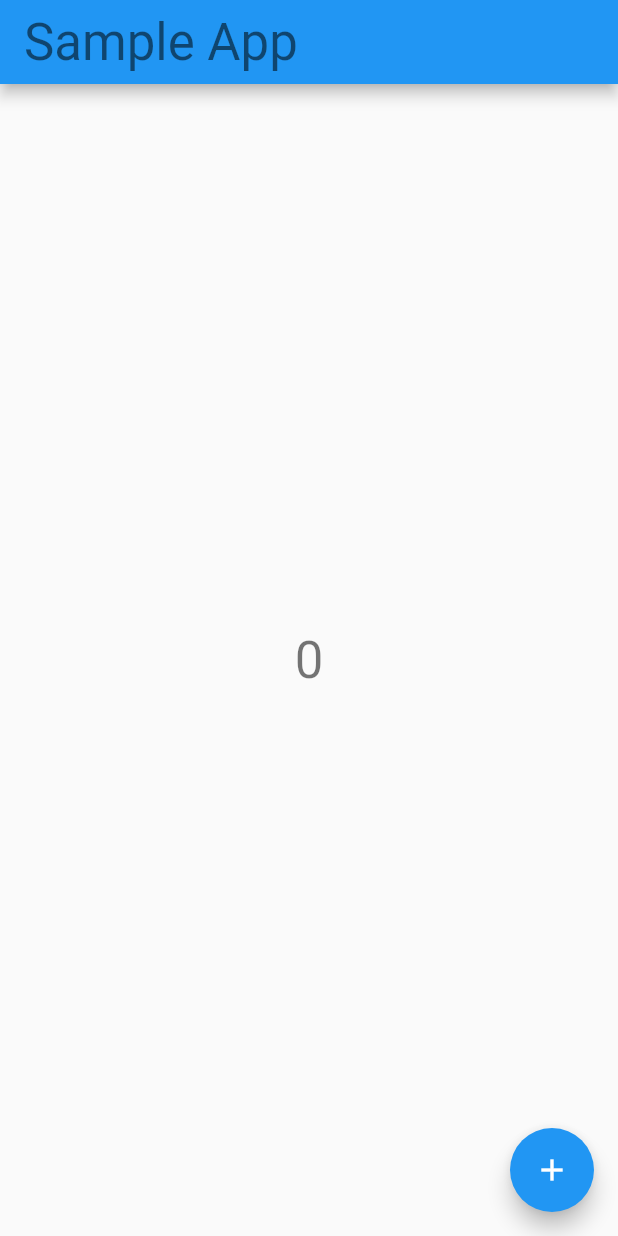
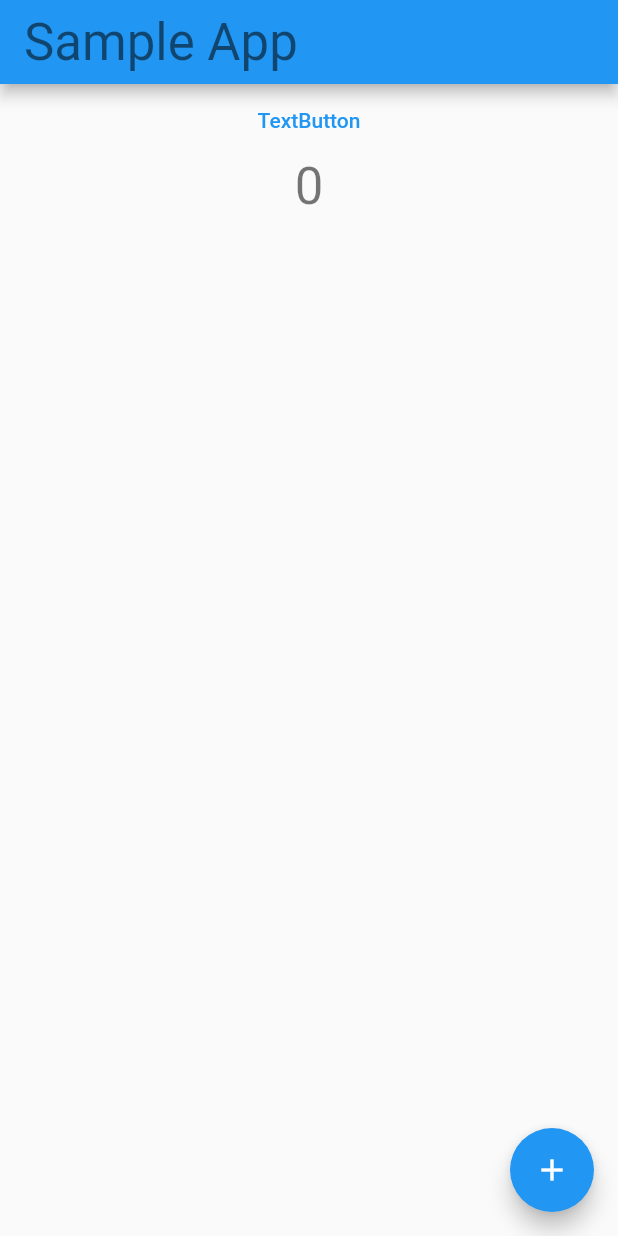
Before and after one commit to K-Sato1995/flutter_sandbox, a Flutter app: the screen it shows after launch, on a phone screen of 412 x 824 dp. Run offline on Flutter 3.47's test engine with Material 2 defaults, Android fonts, the phone set to English and light mode, and no system bars; our stand-ins replace flutter_riverpod, freezed_annotation.

```diff
--- a/lib/app.dart
+++ b/lib/app.dart
@@ -1,6 +1,7 @@
 import 'package:flutter/material.dart';
 
 import 'package:flutter_riverpod/flutter_riverpod.dart';
+import 'ui/counter_page.dart';
 
 final countProvider = StateProvider((ref) => 0);
 
@@ -30,10 +31,21 @@ class MyHomePage extends ConsumerWidget {
       ),
       body: Center(child: Consumer(builder: (context, ref, _) {
         final count = ref.watch(countProvider);
-        return Text(
-          '$count',
-          style: Theme.of(context).textTheme.headline4,
-        );
+        return Column(children: [
+          TextButton(
+            onPressed: () {
+              Navigator.push(
+                context,
+                MaterialPageRoute(builder: (context) => const SecondRoute()),
+              );
+            },
+            child: const Text('TextButton'),
+          ),
+          Text(
+            '$count',
+            style: Theme.of(context).textTheme.headline4,
+          )
+        ]);
       })),
       floatingActionButton: FloatingActionButton(
         onPressed: () {
```
Also changed, not shown: lib/todo_noti_provider.dart (renamed from lib/noti_provider.dart, +9 -0 lines), lib/ui/counter_page.dart (added, +22 -0 lines), lib/ui/todo_page.dart (added).
